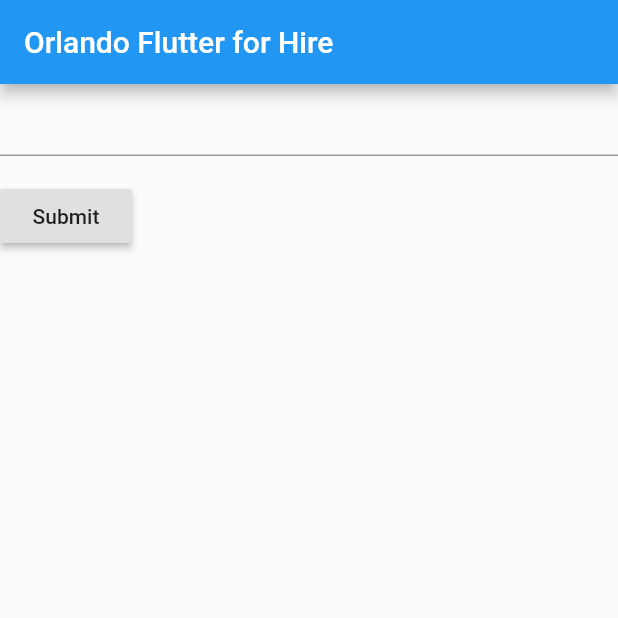
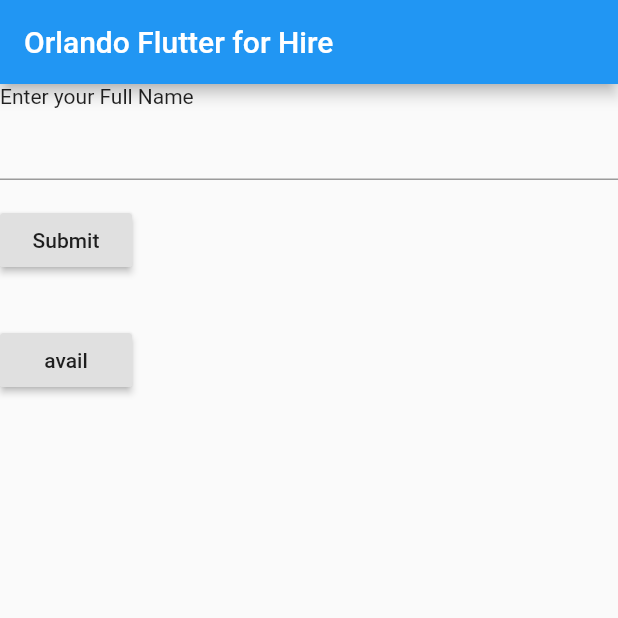
Before and after one commit to JavaVista/hack19_flutter, a Flutter app: the screen it shows after launch, on a phone screen of 412 x 824 dp, the top half of it. Run offline on Flutter 3.47's test engine with Material 2 defaults, Android fonts, the phone set to English and light mode, and no system bars.

Commit message:
Add route to main.dart

```diff
--- a/lib/main.dart
+++ b/lib/main.dart
@@ -15,6 +15,8 @@ class MyApp extends StatelessWidget {
         ),
         body: MyCustomForm(),
       ),
+      routes:{
+          '/list': (context) => ListView()},
     );
   }
 }
@@ -44,6 +46,7 @@ class MyCustomFormState extends State<MyCustomForm> {
       child: Column(
         crossAxisAlignment: CrossAxisAlignment.start,
         children: <Widget>[
+          Text('Enter your Full Name'),
           TextFormField(
             validator: (value) {
               if (value.isEmpty) {
@@ -65,6 +68,20 @@ class MyCustomFormState extends State<MyCustomForm> {
               },
               child: Text('Submit'),
             ),
+          ),Padding(
+            padding: const EdgeInsets.symmetric(vertical: 16.0),
+            child: RaisedButton(
+              onPressed: () {
+                // Validate will return true if the form is valid, or false if
+                // the form is invalid.
+                if (_formKey.currentState.validate()) {
+                  // If the form is valid, we want to show a Snackbar
+                  Scaffold.of(context)
+                      .showSnackBar(SnackBar(content: Text('Processing Data')));
+                }
+              },
+              child: Text('avail'),
+            ),
           ),
         ],
       ),
```
